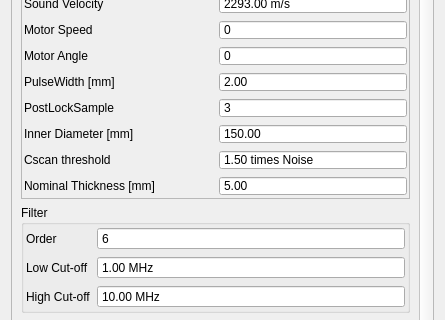
Old version of the form tsettings.ui in the repository SDJoeKing/Tubers_GUI; both pictures show x 0 to 445 and y 288 to 608 of the 445 by 899 pixel window.
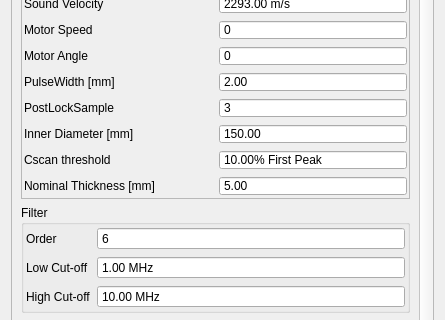
New version of the form.

Commit message: test GUI version for Cscan of thick extraction

What changed in the file:
```diff
--- a/tsettings.ui
+++ b/tsettings.ui
@@ -38,7 +38,7 @@
       <property name="geometry">
        <rect>
         <x>0</x>
-        <y>-297</y>
+        <y>0</y>
         <width>411</width>
         <height>1176</height>
        </rect>
@@ -644,13 +644,13 @@
              <enum>QAbstractSpinBox::ButtonSymbols::NoButtons</enum>
             </property>
             <property name="suffix">
-             <string> times Noise</string>
+             <string>% First Peak</string>
             </property>
             <property name="maximum">
              <double>9999.000000000000000</double>
             </property>
             <property name="value">
-             <double>1.500000000000000</double>
+             <double>10.000000000000000</double>
             </property>
            </widget>
           </item>
```
The commit also changes 6 other files.
